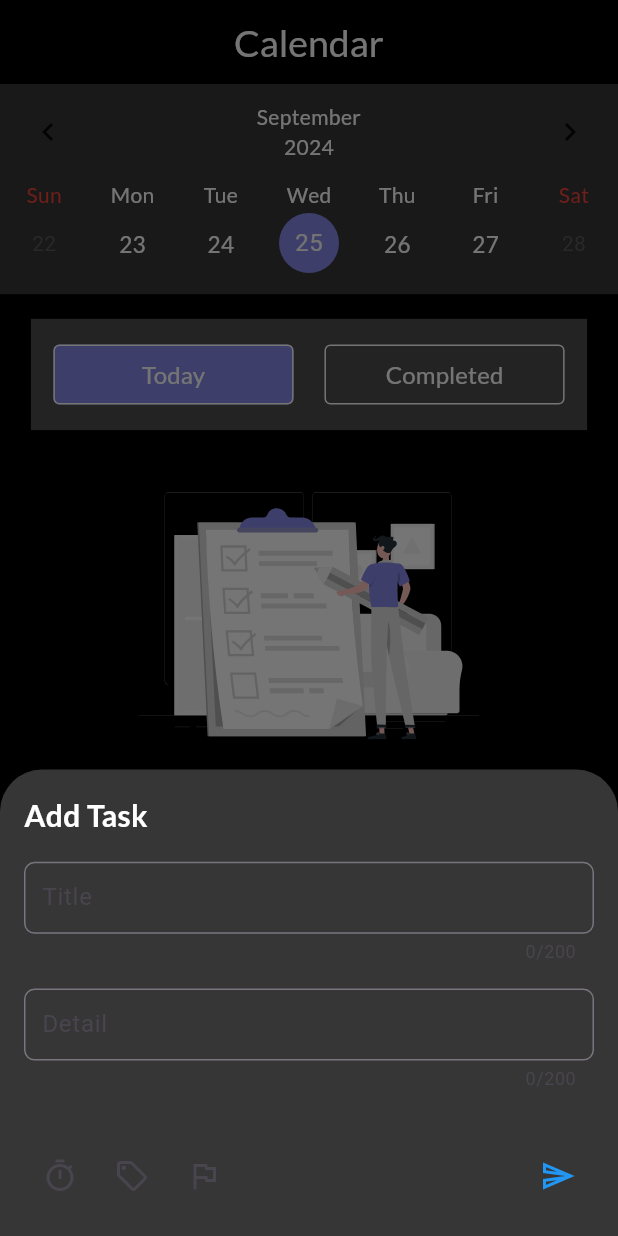
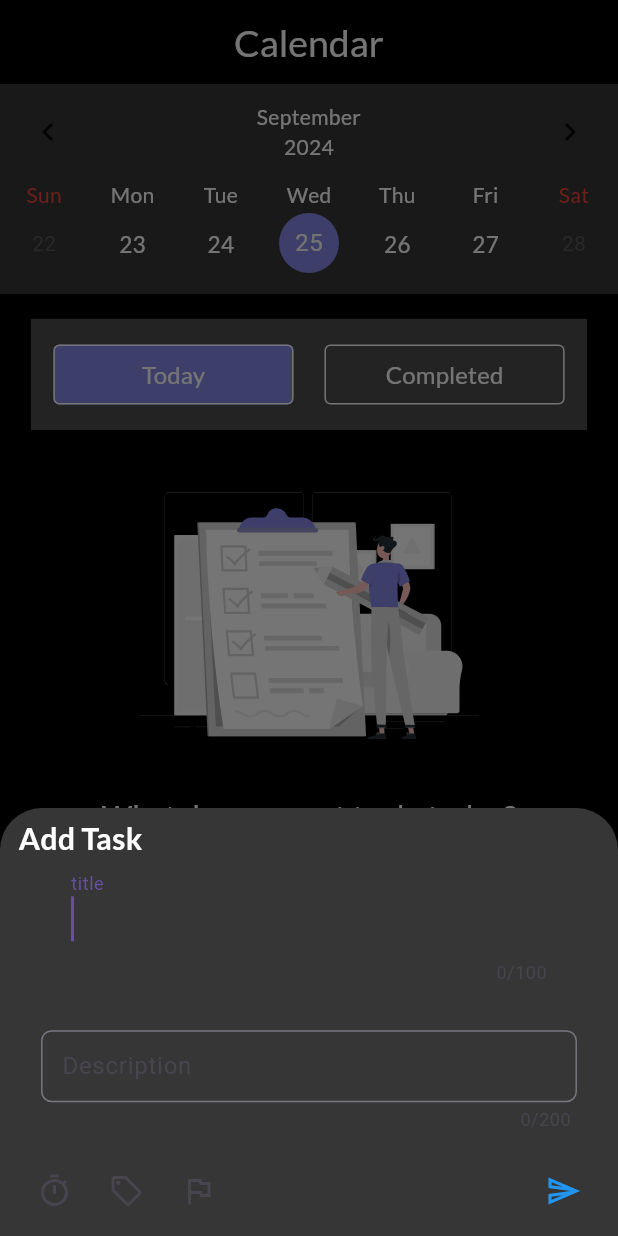
Before and after one commit to Ahmed-nafe/ToDoApp_New, a Flutter app: the screen it shows after launch, item 2 of the bottom bar chosen, after a tap on the "add" icon, on a phone screen of 412 x 824 dp. Run offline on Flutter 3.47's test engine with Material 3 defaults, Android fonts, the phone set to English and light mode, and no system bars; drawn by our look-alikes of table_calendar; our stand-ins replace bloc, flutter_bloc, flutter_slidable, flutter_svg, fluttertoast, google_fonts; network calls fail.

Commit message:
Update Todo Category And initialization time

```diff
--- a/lib/pages/home/AddTaskBottomSheet.dart
+++ /dev/null
@@ -1,319 +0,0 @@
-import 'package:flutter/material.dart';
-import 'package:flutter_bloc/flutter_bloc.dart';
-import 'package:fluttertoast/fluttertoast.dart';
-import 'package:google_fonts/google_fonts.dart';
-import 'package:todonew/core/themes/colors.dart';
-import 'package:todonew/pages/calender_page/model/TodosModel.dart';
-import 'package:todonew/pages/calender_page/model/category_model.dart';
-import 'package:todonew/pages/cubits/todos_cuibt_cubit.dart';
-
-class AddTaskBottomSheet extends StatefulWidget {
-  const AddTaskBottomSheet({
-    super.key,
-  });
-
-  @override
-  State<AddTaskBottomSheet> createState() => _AddTaskBottomSheetState();
-}
-
-class _AddTaskBottomSheetState extends State<AddTaskBottomSheet> {
-  TextEditingController titleController = TextEditingController();
-  TextEditingController desController = TextEditingController();
-  DateTime? selectedDate;
-  CategoryModel? selectedCategory;
-  DateTime? selectedDateTime;
-  var formkey = GlobalKey<FormState>();
-
-  @override
-  Widget build(BuildContext context) {
-    return Padding(
-      padding: EdgeInsets.only(
-        bottom: MediaQuery.of(context).viewInsets.bottom,
-      ),
-      child: Container(
-        child: Padding(
-          padding: const EdgeInsets.all(16.0),
-          child: Form(
-            key: formkey,
-            child: Column(
-              crossAxisAlignment: CrossAxisAlignment.start,
-              mainAxisSize: MainAxisSize.min,
-              children: [
-                Text(
-                  "Add Task",
-                  style: GoogleFonts.lato(
-                      fontWeight: FontWeight.w700,
-                      fontSize: 20,
-                      color: AppColors.white),
-                ),
-                SizedBox(height: MediaQuery.sizeOf(context).height * 0.02),
-                TextFormField(
-                  validator: (String? value) {
-                    if (value == null || value.isEmpty) {
-                      return "You must Enter a task title";
-                    }
-                    if (value.length < 4) {
-                      return "You must Enter More than 4 Characters";
-                    }
-                    return null;
-                  },
-                  maxLength: 200,
-                  textInputAction: TextInputAction.next,
-                  controller: titleController,
-                  decoration: InputDecoration(
-                    border: OutlineInputBorder(
-                      borderRadius: BorderRadius.circular(7),
-                    ),
-                    contentPadding: const EdgeInsets.all(8),
-                    labelText: "Title",
-                  ),
-                  style: TextStyle(
-                    fontSize: 20,
-                    color: Colors.white,
-                  ),
-                ),
-                SizedBox(height: MediaQuery.of(context).size.height * 0.02),
-                TextFormField(
-                  validator: (String? value) {
-                    if (value!.isEmpty) {
-                      return "You must Enter a task description";
-                    }
-                    if (value.length < 20) {
-                      return "You must Enter More than 20 Characters";
-                    }
-                    return null;
-                  },
-                  maxLength: 200,
-                  controller: desController,
-                  textInputAction: TextInputAction.done,
-                  decoration: InputDecoration(
-                    border: OutlineInputBorder(
-                      borderRadius: BorderRadius.circular(7),
-                    ),
-                    contentPadding: EdgeInsets.all(8),
-                    labelText: "Detail",
-                  ),
-                  style: TextStyle(color: Colors.white, fontSize: 20),
-                ),
-                SizedBox(height: MediaQuery.of(context).size.height * 0.04),
-                Row(
-                  children: [
-                    IconButton(
-                      onPressed: () {
-                        showBottomSheetDatePicker();
-                      },
-                      icon: Icon(Icons.timer_sharp),
-                    ),
-                    IconButton(
-                      onPressed: () {
-                        showDialog(
-                            context: context,
-                            builder: (context) {
-                              return categoryDialog();
-                            });
-                      },
-                      icon: Icon(Icons.local_offer_outlined),
-                    ),
-                    IconButton(
-                      onPressed: () {},
-                      icon: Icon(Icons.flag_outlined),
-                    ),
-                    Spacer(),
-                    IconButton(
-                      onPressed: () {
-                        if (formkey.currentState!.validate()) {
-                          if (selectedDate == null) {
-                            Fluttertoast.showToast(
-                                msg: "Please selected date!",
-                                toastLength: Toast.LENGTH_SHORT,
-                                gravity: ToastGravity.BOTTOM,
-                                timeInSecForIosWeb: 1,
-                                backgroundColor: Colors.red,
-                                textColor: Colors.white,
-                                fontSize: 16.0);
-                            return;
-                          }
-                          if (selectedCategory == null) {
-                            Fluttertoast.showToast(
-                                msg: "Please selected Category!",
-                                toastLength: Toast.LENGTH_SHORT,
-                                gravity: ToastGravity.BOTTOM,
-                                timeInSecForIosWeb: 1,
-                                backgroundColor: Colors.red,
-                                textColor: Colors.white,
-                                fontSize: 16.0);
-                            return;
-                          }
-                          TimeOfDay selectedTime =
-                              TimeOfDay.fromDateTime(selectedDateTime!);
-                          context.read<TodosCuibt>().addTodoItemsToList(
-                                TodoItemModel(
-                                  time: selectedTime,
-                                  date: selectedDate!,
-                                  title: titleController.text,
-                                  description: desController.text,
-                                  categoryModel: selectedCategory!,
-                                ),
-                              );
-                          titleController.clear();
-                          desController.clear();
-                          selectedDate = null;
-                          selectedCategory = null;
-                          Navigator.pop(context);
-                        }
-                      },
-                      icon: Icon(
-                        Icons.send_outlined,
-                        color: Colors.blue,
-                      ),
-                    ),
-                  ],
-                ),
-              ],
-            ),
-          ),
-        ),
-      ),
-    );
-  }
-
-  void showBottomSheetDatePicker() {
-    DateTime nowTime = DateTime.now();
-    showDatePicker(
-        context: context,
-        firstDate: DateTime(nowTime.year, nowTime.month),
-        lastDate: nowTime.add(
-          Duration(days: 365),
-        ),
-        initialDate: nowTime,
-        builder: (BuildContext context, Widget? child) {
-          return Theme(
-            data: Theme.of(context).copyWith(
-              colorScheme: const ColorScheme.light(
-                primary: AppColors.lightblueprimary,
-                onBackground: Colors.white,
-                onSurface: AppColors.white,
-              ),
-              dialogBackgroundColor: Colors.white,
-              datePickerTheme: const DatePickerThemeData(
-                headerBackgroundColor: AppColors.primarygray,
-                headerForegroundColor: Colors.white,
-                backgroundColor: AppColors.primarygray,
-              ),
-            ),
-            child: child ?? SizedBox(),
-          );
-        }).then(
-      (value) {
-        if (value != null) {
-          setState(() {
-            selectedDate = value;
-          });
-          showTimePicker(
-            builder: (BuildContext context, Widget? child) {
-              return Theme(
-                data: Theme.of(context).copyWith(
-                  colorScheme: const ColorScheme.light(
-                    primary: AppColors.lightblueprimary,
-                    onBackground: Colors.white,
-                    onSurface: AppColors.white,
-                  ),
-                  dialogBackgroundColor: AppColors.primarygray,
-                  timePickerTheme: const TimePickerThemeData(
-                    backgroundColor: AppColors.primarygray,
-                    hourMinuteColor: AppColors.primarygray,
-                    hourMinuteTextColor: AppColors.white,
-                    dialBackgroundColor: AppColors.primarygray,
-                    dialHandColor: AppColors.lightblueprimary,
-                  ),
-                ),
-                child: child ?? SizedBox(),
-              );
-            },
-            context: context,
-            initialTime: TimeOfDay.fromDateTime(nowTime),
-          ).then((selectedTime) {
-            if (selectedTime != null) {
-              DateTime fullDateTime = DateTime(
-                selectedDate!.year,
-                selectedDate!.month,
-                selectedDate!.day,
-                selectedTime.hour,
-                selectedTime.minute,
-              );
-
-              setState(() {
-                selectedDateTime = fullDateTime;
-              });
-            }
-          });
-        }
-      },
-    );
-  }
-
-  Dialog categoryDialog() {
-    return Dialog(
-      backgroundColor: AppColors.primarygray,
-      child: Column(
-        mainAxisSize: MainAxisSize.min,
-        children: [
-          SizedBox(
-            height: MediaQuery.sizeOf(context).height * 0.015,
-          ),
-          Text(
-            "Choose Category",
-            style: GoogleFonts.lato(
-                color: AppColors.white,
-                fontSize: 20,
-                fontWeight: FontWeight.w700),
-          ),
-          Divider(
-            color: Color(0xff979797),
-          ),
-          Container(
-            width: MediaQuery.sizeOf(context).width * 0.85,
-            height: MediaQuery.sizeOf(context).height * 0.6,
-            decoration: BoxDecoration(
-              color: AppColors.primarygray,
-              borderRadius: BorderRadius.circular(2),
-            ),
-            child: GridView.builder(
-              itemCount: CategoryModel.categoryList.length,
-              gridDelegate:
-                  SliverGridDelegateWithFixedCrossAxisCount(crossAxisCount: 3),
-              itemBuilder: (context, index) {
-                return GestureDetector(
-                  onTap: () {
-                    setState(() {
-                      selectedCategory = CategoryModel.categoryList[index];
-                    });
-
-                    Navigator.of(context).pop();
-                  },
-                  child: GridTile(
-                    footer: Center(
-                      child: Text(
-                        CategoryModel.categoryList[index].name,
-                        style: GoogleFonts.lato(
-                            color: AppColors.white.withOpacity(0.8),
-                            fontSize: 14,
-                            fontWeight: FontWeight.w500),
-                      ),
-                    ),
-                    child: Container(
-                      margin: EdgeInsets.all(20),
-                      padding: EdgeInsets.all(15),
-                      color: CategoryModel.categoryList[index].color,
-                      child: CategoryModel.categoryList[index].icon,
-                    ),
-                  ),
-                );
-              },
-            ),
-          ),
-        ],
-      ),
-    );
-  }
-}
--- a/lib/pages/home/HomeScreen.dart
+++ b/lib/pages/home/HomeScreen.dart
@@ -3,7 +3,7 @@ import 'package:flutter_svg/flutter_svg.dart';
 import 'package:todonew/core/themes/colors.dart';
 import 'package:todonew/pages/calender_page/screens/CalenderScreen.dart';
 import 'package:todonew/pages/focuse_page/Focuse.dart';
-import 'package:todonew/pages/home/AddTaskBottomSheet.dart';
+import 'package:todonew/pages/home/add_task_bottom_sheet/widget/AddTaskBottomSheet.dart';
 import 'package:todonew/pages/index_tasks/screens/IndexScreen.dart';
 import 'package:todonew/pages/profile_page/ProfileScreen.dart';
 
--- /dev/null
+++ b/lib/pages/home/add_task_bottom_sheet/widget/AddTaskBottomSheet.dart
@@ -0,0 +1,233 @@
+import 'package:flutter/material.dart';
+import 'package:flutter_bloc/flutter_bloc.dart';
+import 'package:fluttertoast/fluttertoast.dart';
+import 'package:google_fonts/google_fonts.dart';
+import 'package:todonew/core/themes/colors.dart';
+import 'package:todonew/pages/calender_page/model/TodosModel.dart';
+import 'package:todonew/pages/calender_page/model/category_model.dart';
+import 'package:todonew/pages/cubits/todos_cuibt_cubit.dart';
+import 'package:todonew/pages/home/add_task_bottom_sheet/widget/category_dialog.dart';
+import 'package:todonew/pages/home/add_task_bottom_sheet/widget/custom_text_form_field.dart';
+
+class AddTaskBottomSheet extends StatefulWidget {
+  const AddTaskBottomSheet({
+    super.key,
+  });
+
+  @override
+  State<AddTaskBottomSheet> createState() => _AddTaskBottomSheetState();
+}
+
+class _AddTaskBottomSheetState extends State<AddTaskBottomSheet> {
+  TextEditingController titleController = TextEditingController();
+  TextEditingController desController = TextEditingController();
+  DateTime? selectedDate;
+  CategoryModel? selectedCategory;
+  DateTime? selectedDateTime;
+  var formkey = GlobalKey<FormState>();
+  final FocusNode _focusNode = FocusNode();
+  bool autofocus = false;
+
+  @override
+  void initState() {
+    super.initState();
+    _focusNode.addListener(() {
+      setState(() {});
+    });
+  }
+
+  @override
+  void dispose() {
+    _focusNode.dispose();
+    super.dispose();
+  }
+
+  @override
+  Widget build(BuildContext context) {
+    return Padding(
+      padding: EdgeInsets.only(
+        bottom: MediaQuery.of(context).viewInsets.bottom,
+      ),
+      child: Container(
+        padding: EdgeInsets.symmetric(
+          horizontal: MediaQuery.sizeOf(context).height * 0.015,
+          vertical: MediaQuery.sizeOf(context).width * 0.015,
+        ),
+        child: Form(
+          key: formkey,
+          child: Column(
+            crossAxisAlignment: CrossAxisAlignment.start,
+            mainAxisSize: MainAxisSize.min,
+            children: [
+              Text(
+                "Add Task",
+                style: GoogleFonts.lato(
+                    fontWeight: FontWeight.w700,
+                    fontSize: 20,
+                    color: AppColors.white),
+              ),
+              CustomTextFormField(
+                  controller: titleController,
+                  hintText: "title",
+                  autofocus: true),
+              CustomTextFormField(
+                controller: desController,
+                hintText: "Description",
+                maxLines: 15,
+                autofocus: true,
+                maxLength: 200,
+              ),
+              Row(
+                children: [
+                  IconButton(
+                    onPressed: () {
+                      showBottomSheetDatePicker();
+                    },
+                    icon: Icon(Icons.timer_sharp),
+                  ),
+                  IconButton(
+                    onPressed: () {
+                      showDialog(
+                          context: context,
+                          builder: (context) {
+                            return CategoryDialog();
+                          });
+                    },
+                    icon: Icon(Icons.local_offer_outlined),
+                  ),
+                  IconButton(
+                    onPressed: () {},
+                    icon: Icon(Icons.flag_outlined),
+                  ),
+                  Spacer(),
+                  IconButton(
+                    onPressed: () {
+                      if (formkey.currentState!.validate()) {
+                        if (selectedDate == null) {
+                          Fluttertoast.showToast(
+                              msg: "Please selected date!",
+                              toastLength: Toast.LENGTH_SHORT,
+                              gravity: ToastGravity.BOTTOM,
+                              timeInSecForIosWeb: 1,
+                              backgroundColor: Colors.red,
+                              textColor: Colors.white,
+                              fontSize: 16.0);
+                          return;
+                        }
+                        if (selectedCategory == null) {
+                          Fluttertoast.showToast(
+                              msg: "Please selected Category!",
+                              toastLength: Toast.LENGTH_SHORT,
+                              gravity: ToastGravity.BOTTOM,
+                              timeInSecForIosWeb: 1,
+                              backgroundColor: Colors.red,
+                              textColor: Colors.white,
+                              fontSize: 16.0);
+                          return;
+                        }
+                        TimeOfDay selectedTime =
+                            TimeOfDay.fromDateTime(selectedDateTime!);
+                        context.read<TodosCuibt>().addTodoItemsToList(
+                              TodoItemModel(
+                                time: selectedTime,
+                                date: selectedDate!,
+                                title: titleController.text,
+                                description: desController.text,
+                                categoryModel: selectedCategory!,
+                              ),
+                            );
+                        titleController.clear();
+                        desController.clear();
+                        selectedDate = null;
+                        selectedCategory = null;
+                        Navigator.pop(context);
+                      }
+                    },
+                    icon: Icon(
+                      Icons.send_outlined,
+                      color: Colors.blue,
+                    ),
+                  ),
+                ],
+              ),
+            ],
+          ),
+        ),
+      ),
+    );
+  }
+
+  showBottomSheetDatePicker() {
+    DateTime nowTime = DateTime.now();
+    return showDatePicker(
+        context: context,
+        firstDate: DateTime(nowTime.year, nowTime.month),
+        lastDate: nowTime.add(
+          Duration(days: 365),
+        ),
+        initialDate: nowTime,
+        builder: (BuildContext context, Widget? child) {
+          return Theme(
+            data: Theme.of(context).copyWith(
+              colorScheme: const ColorScheme.light(
+                primary: AppColors.lightblueprimary,
+                onSurface: AppColors.white,
+              ),
+              dialogBackgroundColor: Colors.white,
+              datePickerTheme: const DatePickerThemeData(
+                headerBackgroundColor: AppColors.primarygray,
+                headerForegroundColor: Colors.white,
+                backgroundColor: AppColors.primarygray,
+              ),
+            ),
+            child: child ?? SizedBox(),
+          );
+        }).then(
+      (value) {
+        if (value != null) {
+          setState(() {
+            selectedDate = value;
+          });
+          showTimePicker(
+            builder: (BuildContext context, Widget? child) {
+              return Theme(
+                data: Theme.of(context).copyWith(
+                  colorScheme: const ColorScheme.light(
+                    primary: AppColors.lightblueprimary,
+                    onBackground: Colors.white,
+                    onSurface: AppColors.white,
+                  ),
+                  dialogBackgroundColor: AppColors.primarygray,
+                  timePickerTheme: const TimePickerThemeData(
+                    backgroundColor: AppColors.primarygray,
+                    hourMinuteColor: AppColors.primarygray,
+                    hourMinuteTextColor: AppColors.white,
+                    dialBackgroundColor: AppColors.primarygray,
+                    dialHandColor: AppColors.lightblueprimary,
+                  ),
+                ),
+                child: child ?? SizedBox(),
+              );
+            },
+            context: context,
+            initialTime: TimeOfDay.fromDateTime(nowTime),
+          ).then((selectedTime) {
+            if (selectedTime != null) {
+              DateTime fullDateTime = DateTime(
+                selectedDate!.year,
+                selectedDate!.month,
+                selectedDate!.day,
+                selectedTime.hour,
+                selectedTime.minute,
+              );
+
+              setState(() {
+                selectedDateTime = fullDateTime;
+              });
+            }
+          });
+        }
+      },
+    );
+  }
+}
--- /dev/null
+++ b/lib/pages/home/add_task_bottom_sheet/widget/custom_text_form_field.dart
@@ -0,0 +1,90 @@
+import 'package:flutter/material.dart';
+import 'package:todonew/core/themes/colors.dart';
+
+class CustomTextFormField extends StatefulWidget {
+  const CustomTextFormField({
+    super.key,
+    required this.controller,
+    this.hintText,
+    this.autofocus = false,
+    this.maxLines = 2,
+    this.maxLength = 100,
+  });
+
+  final TextEditingController controller;
+  final String? hintText;
+  final bool autofocus;
+  final int maxLines;
+
+  final int maxLength;
+
+  @override
+  State<CustomTextFormField> createState() => _CustomTextFormFieldState();
+}
+
+class _CustomTextFormFieldState extends State<CustomTextFormField> {
+  final FocusNode _focusNode = FocusNode();
+  bool _isFocused = false;
+
+  @override
+  void initState() {
+    super.initState();
+
+    _focusNode.addListener(() {
+      setState(() {
+        _isFocused = _focusNode.hasFocus;
+      });
+    });
+  }
+
+  @override
+  void dispose() {
+    _focusNode.dispose();
+    super.dispose();
+  }
+
+  @override
+  Widget build(BuildContext context) {
+    return Padding(
+      padding: EdgeInsets.all(15),
+      child: TextFormField(
+        validator: (String? value) {
+          if (value == null || value.isEmpty) {
+            return "You must Enter a task title";
+          }
+          if (value.length < 4) {
+            return "You must Enter More than 4 Characters";
+          }
+          return null;
+        },
+        focusNode: _focusNode,
+        autofocus: widget.autofocus,
+        maxLength: widget.maxLength,
+        textInputAction: TextInputAction.next,
+        controller: widget.controller,
+        minLines: 1,
+        maxLines: widget.maxLines,
+        decoration: InputDecoration(
+          border: OutlineInputBorder(
+            borderRadius: BorderRadius.circular(7),
+          ),
+          focusedBorder: const OutlineInputBorder(
+            borderSide: BorderSide(
+              color: AppColors.primarygray,
+            ),
+          ),
+          contentPadding: _isFocused == true
+              ? const EdgeInsets.symmetric(vertical: 8, horizontal: 16)
+              : const EdgeInsets.only(
+                  left: 10,
+                ),
+          labelText: widget.hintText,
+        ),
+        style: TextStyle(
+          fontSize: 20,
+          color: Colors.white,
+        ),
+      ),
+    );
+  }
+}
```
Also changed, not shown: lib/pages/home/add_task_bottom_sheet/widget/category_dialog.dart (added, +80 -0 lines).
